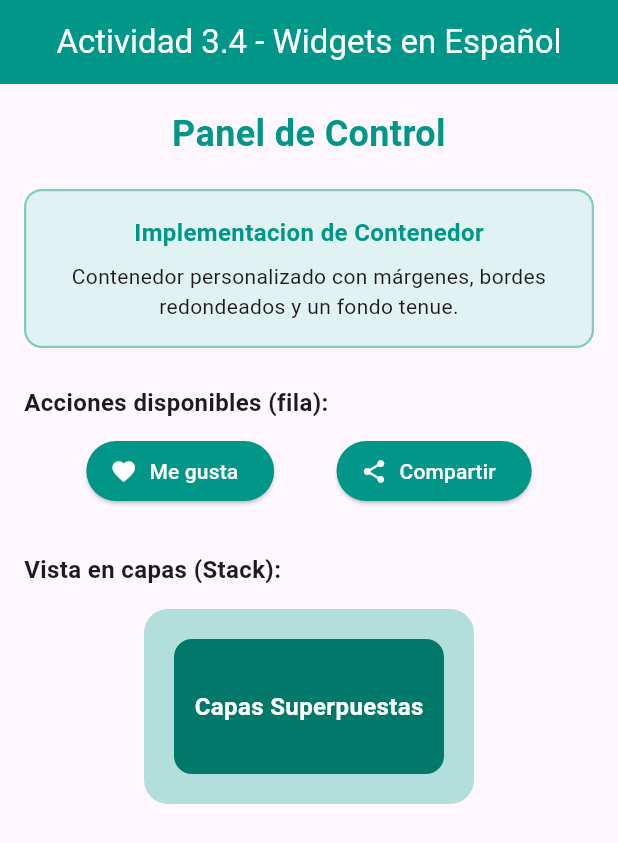
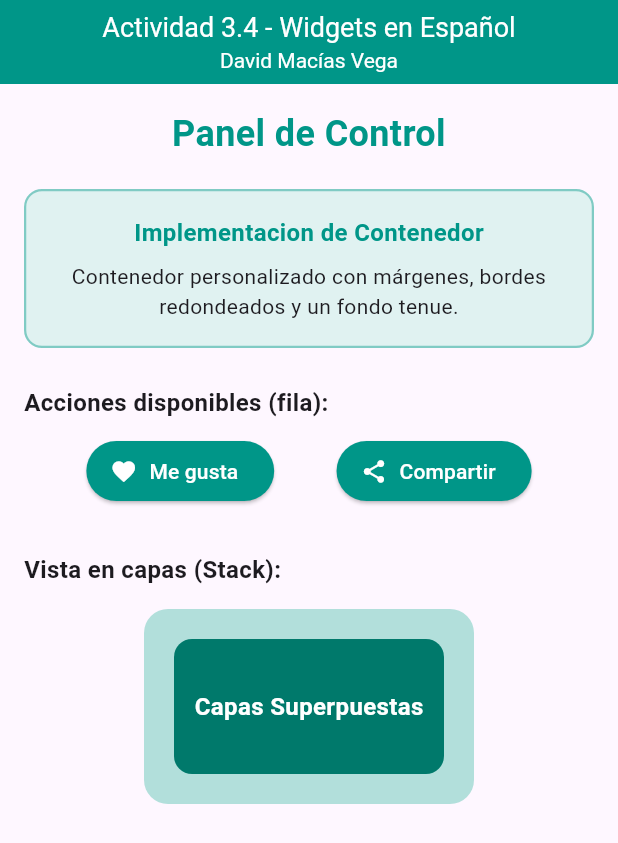
Before and after one commit to davidmaciasvega/diseno-de-aplicaciones-moviles, a Flutter app: the screen it shows after launch, on a phone screen of 412 x 824 dp. Shown: the top 843 px of the screen. Run offline on Flutter 3.47's test engine with Material 3 defaults, Android fonts, the light colour scheme and no system bars.

Commit message:
Agregar nombre de autor en AppBar de actividad 3.4

```diff
--- a/utilizacion_de_widgets/lib/main.dart
+++ b/utilizacion_de_widgets/lib/main.dart
@@ -14,7 +14,23 @@ class MiAplicacionWidgets extends StatelessWidget {
       title: 'LDSW 3.4 Widgets',
       home: Scaffold(
         appBar: AppBar(
-          title: const Text('Actividad 3.4 - Widgets en Español'),
+          title: Column(
+            mainAxisAlignment: MainAxisAlignment.center,
+            children: const [
+              Text(
+                'Actividad 3.4 - Widgets en Español',
+                style: TextStyle(fontSize: 18),
+              ),
+              SizedBox(height: 2),
+              Text(
+                'David Macías Vega',
+                style: TextStyle(
+                  fontSize: 14,
+                  fontWeight: FontWeight.normal,
+                ),
+              ),
+            ],
+          ),
           backgroundColor: Colors.teal,
           foregroundColor: Colors.white,
           centerTitle: true,
```
